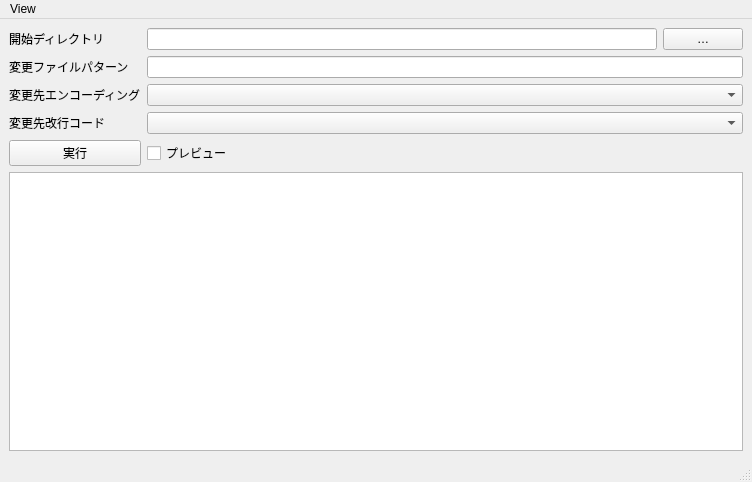
Before: the Qt Designer form mainform.ui in tripod31/conv_encoding, drawn with Qt 5.
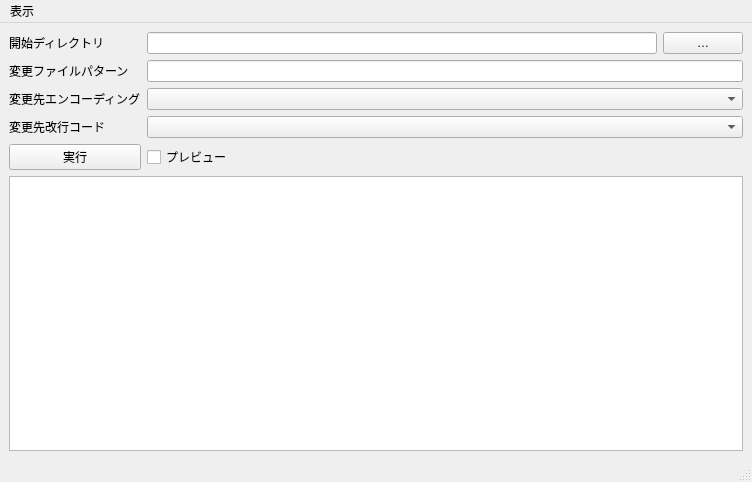
After: the same form once the commit is applied.

The edit to the form file:
```diff
--- a/mainform.ui
+++ b/mainform.ui
@@ -103,7 +103,7 @@
    </property>
    <widget class="QMenu" name="menuView">
     <property name="title">
-     <string>View</string>
+     <string>表示</string>
     </property>
     <addaction name="actionFont"/>
    </widget>
```
Left out of the diff: 2 changed lines with no effect on the pictures.
